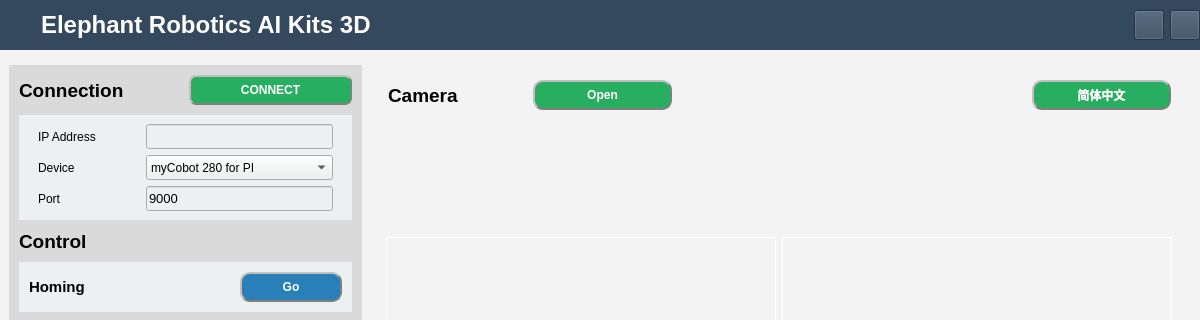
elephantrobotics/AiKit_3D_UI, file resources/ui/AiKit_3D.ui: the form before one commit; both pictures show x 0 to 1200 and y 0 to 320 of the 1200 by 820 pixel window.
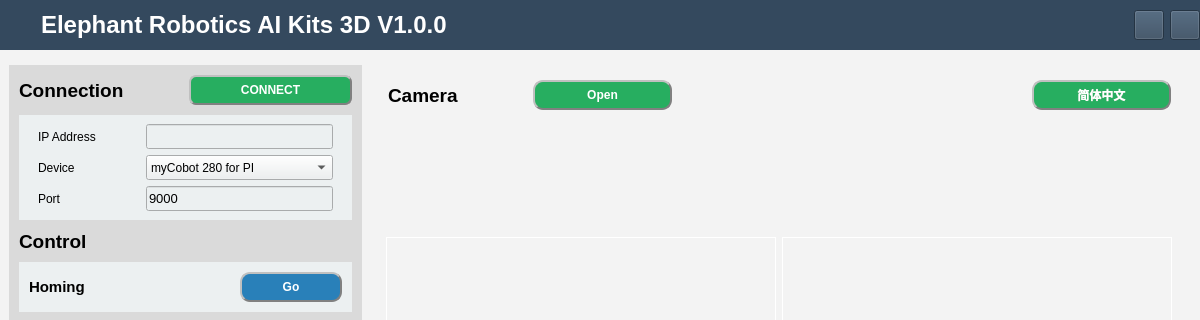
The form after the commit. Icons and pictures are not drawn.

Patch:
```diff
--- a/resources/ui/AiKit_3D.ui
+++ b/resources/ui/AiKit_3D.ui
@@ -184,7 +184,7 @@
 color: rgb(255, 255, 255);</string>
          </property>
          <property name="text">
-          <string>Elephant Robotics AI Kits 3D</string>
+          <string>Elephant Robotics AI Kits 3D V1.0.0</string>
          </property>
         </widget>
        </item>
```
